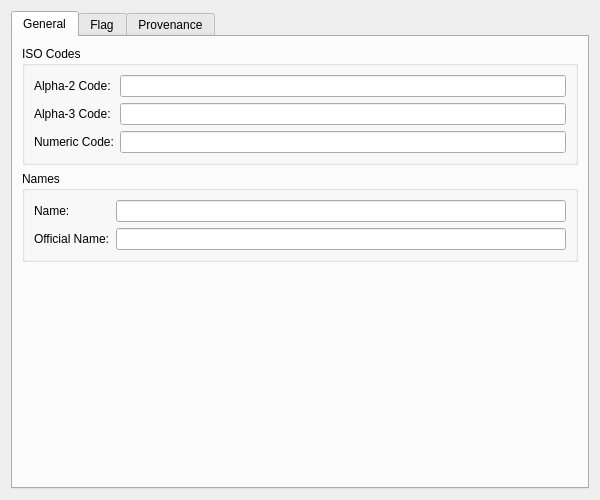
Before: the Qt Designer form projects/ores.qt/ui/CountryDetailDialog.ui in OreStudio/OreStudio, drawn with Qt 5.
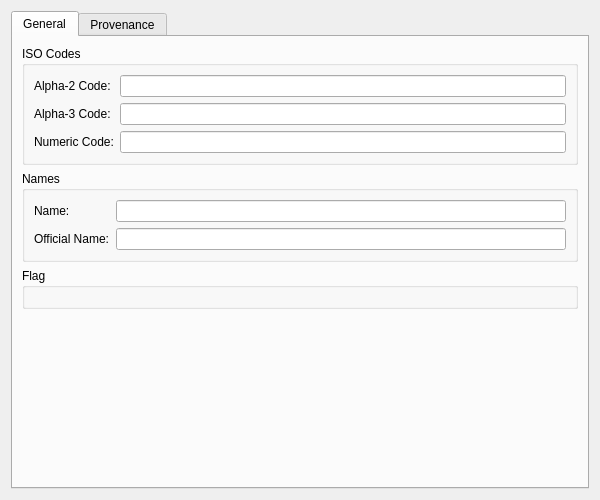
After: the same form once the commit is applied. Custom widgets are drawn as their Qt base class.

```diff
--- a/projects/ores.qt/ui/CountryDetailDialog.ui
+++ b/projects/ores.qt/ui/CountryDetailDialog.ui
@@ -115,6 +115,15 @@
          </layout>
         </widget>
        </item>
+       <item>
+        <widget class="QGroupBox" name="flagGroup">
+         <property name="title">
+          <string>Flag</string>
+         </property>
+         <layout class="QVBoxLayout" name="flagGroupLayout">
+         </layout>
+        </widget>
+       </item>
        <item>
         <spacer name="verticalSpacer">
          <property name="orientation">
@@ -130,11 +139,6 @@
        </item>
       </layout>
      </widget>
-     <widget class="QWidget" name="flagTab">
-      <attribute name="title"><string>Flag</string></attribute>
-      <layout class="QVBoxLayout" name="flagTabLayout">
-      </layout>
-     </widget>
      <widget class="QWidget" name="provenanceTab">
       <attribute name="title"><string>Provenance</string></attribute>
       <layout class="QVBoxLayout" name="provenanceTabLayout">
```
